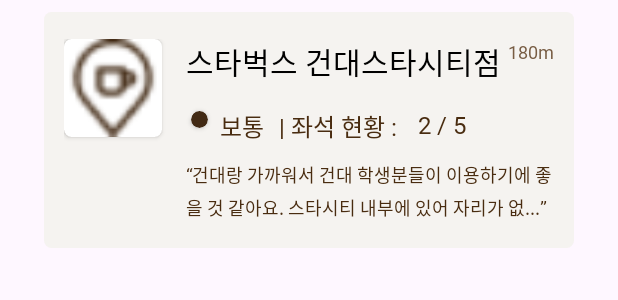
After one commit to UXdesign-CafeMap/FE, an Android app: the layout item_search_cafe_list.xml on its own in the app's theme, with its tools: preview values and no code run, on a phone screen of 412 x 824 dp. The commit adds this screen. Shown: the top 300 px of the screen. Run offline under Robolectric (Android 15) with nearby library versions, the phone set to English and light mode, and no system bars.

Commit message:
feat: item_search_cafe_list 작성 및 SearchCafe recyclerview binding 중

```diff
--- /dev/null
+++ b/app/src/main/res/layout/item_search_cafe_list.xml
@@ -0,0 +1,121 @@
+<?xml version="1.0" encoding="utf-8"?>
+<androidx.cardview.widget.CardView xmlns:android="http://schemas.android.com/apk/res/android"
+    android:layout_width="353dp"
+    android:layout_height="wrap_content"
+    xmlns:app="http://schemas.android.com/apk/res-auto"
+    android:layout_marginTop="8dp"
+    app:cardCornerRadius="5dp"
+    app:cardElevation="0dp"
+    android:elevation="4dp"
+    android:layout_gravity="center_horizontal">
+
+    <androidx.constraintlayout.widget.ConstraintLayout
+        android:layout_width="match_parent"
+        android:layout_height="wrap_content"
+        android:background="@color/BR_100"
+        android:paddingHorizontal="13dp"
+        android:paddingVertical="18dp">
+
+        <androidx.cardview.widget.CardView
+            android:id="@+id/cv_sc_cafe_img"
+            android:layout_width="65dp"
+            android:layout_height="65dp"
+            app:cardCornerRadius="5dp"
+            app:layout_constraintLeft_toLeftOf="parent"
+            app:layout_constraintTop_toTopOf="parent">
+
+            <ImageView
+                android:layout_width="match_parent"
+                android:layout_height="match_parent"
+                android:src="@drawable/ic_cd_location"/>
+
+        </androidx.cardview.widget.CardView>
+
+        <TextView
+            android:id="@+id/tv_sc_cafe_name"
+            android:layout_width="wrap_content"
+            android:layout_height="wrap_content"
+            android:layout_marginLeft="16dp"
+            app:layout_constraintLeft_toRightOf="@id/cv_sc_cafe_img"
+            app:layout_constraintTop_toTopOf="parent"
+            android:text="스타벅스 건대스타시티점"
+            android:fontFamily="@font/gothic_bold"
+            android:textSize="20dp"
+            android:textColor="@color/BK"/>
+
+        <TextView
+            android:layout_width="wrap_content"
+            android:layout_height="wrap_content"
+            app:layout_constraintRight_toRightOf="parent"
+            app:layout_constraintTop_toTopOf="parent"
+            android:text="180m"
+            android:fontFamily="@font/gothic_light"
+            android:textSize="12dp"
+            android:textColor="@color/SUB_400"/>
+
+        <androidx.cardview.widget.CardView
+            android:id="@+id/cv_sc_cafe_dense"
+            android:layout_width="11dp"
+            android:layout_height="11dp"
+            android:layout_marginLeft="19dp"
+            android:layout_marginTop="18dp"
+            app:layout_constraintLeft_toRightOf="@id/cv_sc_cafe_img"
+            app:layout_constraintTop_toBottomOf="@id/tv_sc_cafe_name"
+            app:cardCornerRadius="20dp"
+            android:backgroundTint="@color/DENS_400"/>
+
+        <TextView
+            android:id="@+id/tv_sc_cafe_dense_label"
+            android:layout_width="wrap_content"
+            android:layout_height="wrap_content"
+            android:layout_marginLeft="8dp"
+            android:layout_marginTop="16dp"
+            app:layout_constraintLeft_toRightOf="@id/cv_sc_cafe_dense"
+            app:layout_constraintTop_toBottomOf="@id/tv_sc_cafe_name"
+            android:text="보통"
+            android:fontFamily="@font/gothic_regular"
+            android:textSize="16dp"
+            android:textColor="@color/SUB_600"/>
+
+        <TextView
+            android:id="@+id/tv_sc_cafe_seat_label"
+            android:layout_width="wrap_content"
+            android:layout_height="wrap_content"
+            android:layout_marginLeft="10dp"
+            android:layout_marginTop="16dp"
+            app:layout_constraintLeft_toRightOf="@id/tv_sc_cafe_dense_label"
+            app:layout_constraintTop_toBottomOf="@id/tv_sc_cafe_name"
+            android:text="| 좌석 현황 : "
+            android:fontFamily="@font/gothic_regular"
+            android:textSize="16dp"
+            android:textColor="@color/SUB_600"/>
+
+        <TextView
+            android:layout_width="wrap_content"
+            android:layout_height="wrap_content"
+            android:layout_marginLeft="10dp"
+            android:layout_marginTop="16dp"
+            app:layout_constraintLeft_toRightOf="@id/tv_sc_cafe_seat_label"
+            app:layout_constraintTop_toBottomOf="@id/tv_sc_cafe_name"
+            android:text="2 / 5"
+            android:fontFamily="@font/gothic_regular"
+            android:textSize="16dp"
+            android:textColor="@color/SUB_600"/>
+
+        <TextView
+            android:layout_width="0dp"
+            android:layout_height="wrap_content"
+            android:layout_marginTop="11dp"
+            android:layout_marginLeft="16dp"
+            app:layout_constraintTop_toBottomOf="@+id/tv_sc_cafe_dense_label"
+            app:layout_constraintLeft_toRightOf="@+id/cv_sc_cafe_img"
+            app:layout_constraintRight_toRightOf="parent"
+            android:text="“건대랑 가까워서 건대 학생분들이 이용하기에 좋을 것 같아요. 스타시티 내부에 있어 자리가 없...”"
+            android:fontFamily="@font/gothic_light"
+            android:textSize="12dp"
+            android:textColor="@color/SUB_600"
+            android:lineHeight="18dp"/>
+
+    </androidx.constraintlayout.widget.ConstraintLayout>
+
+</androidx.cardview.widget.CardView>
--- a/app/src/main/res/navigation/nav_graph.xml
+++ b/app/src/main/res/navigation/nav_graph.xml
@@ -27,7 +27,7 @@
         android:id="@+id/navigation_search_cafe"
         android:name="com.example.cafemap.ui.cafe.SearchCafeFragment"
         android:label="Home"
-        tools:layout="@layout/fragment_home" />
+        tools:layout="@layout/fragment_search_cafe" />
 
     <activity
         android:id="@+id/navigation_cafe_detail"
@@ -44,7 +44,7 @@
     <fragment
         android:id="@+id/navigation_my_page"
         android:name="com.example.cafemap.ui.home.HomeFragment"
-        android:label="Home"
-        tools:layout="@layout/fragment_home" />
+        android:label="My Page"
+        tools:layout="@layout/fragment_my_page" />
 
 </navigation>
```
Also changed, not shown: app/src/main/AndroidManifest.xml (+17 -1 lines), app/src/main/java/com/example/cafemap/MainActivity.kt (+14 -1 lines), app/src/main/java/com/example/cafemap/ui/cafe/SearchCafeAdapter.kt (added, +21 -0 lines), app/src/main/java/com/example/cafemap/ui/cafe/SearchCafeFragment.kt (+2 -5 lines), app/src/main/java/com/example/cafemap/ui/cafe/SearchCafeViewModel.kt (added, +17 -0 lines), app/src/main/res/layout/fragment_home.xml (+11 -0 lines), app/src/main/res/layout/fragment_search_cafe.xml (+7 -3 lines), app/src/main/res/drawable/ic_cafe_img.png (added).
